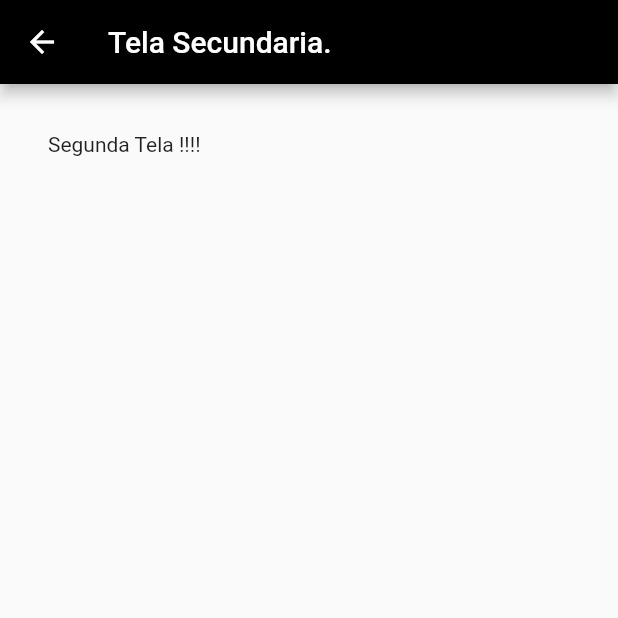
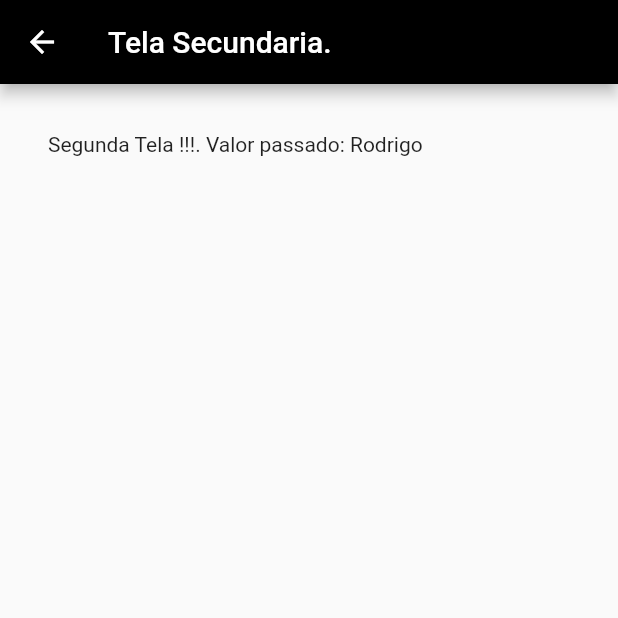
Before and after one commit to rodrigodeoliveira19/curso_flutter_udemy, a Flutter app: the screen it shows after launch, after a tap on "Ir para segunda tela", on a phone screen of 412 x 824 dp, the top half of it. Run offline on Flutter 3.47's test engine with Material 2 defaults, Android fonts, the phone set to English and light mode, and no system bars.

Commit message:
82 - Passando dados entre telas.

```diff
--- a/navegacao/lib/TelaSecundaria.dart
+++ b/navegacao/lib/TelaSecundaria.dart
@@ -1,7 +1,9 @@
 import 'package:flutter/material.dart';
 
 class TelaSecundaria extends StatefulWidget {
-  const TelaSecundaria({Key? key}) : super(key: key);
+  String valor;
+
+  TelaSecundaria(this.valor);
 
   @override
   State<TelaSecundaria> createState() => _TelaSecundariaState();
@@ -19,7 +21,7 @@ class _TelaSecundariaState extends State<TelaSecundaria> {
         padding: EdgeInsets.all(32),
         child: Column(
           children: [
-            Text("Segunda Tela !!!!")
+            Text("Segunda Tela !!!. Valor passado: ${widget.valor}")
           ],
         ),
       ),
--- a/navegacao/lib/main.dart
+++ b/navegacao/lib/main.dart
@@ -29,7 +29,7 @@ class _TelaPrincipalState extends State<TelaPrincipal> {
             ElevatedButton(
               onPressed:(){
                 Navigator.push(context,
-                    MaterialPageRoute(builder: (context) => TelaSecundaria())
+                    MaterialPageRoute(builder: (context) => TelaSecundaria("Rodrigo"))
                 );
               },
               child: Text(
```
